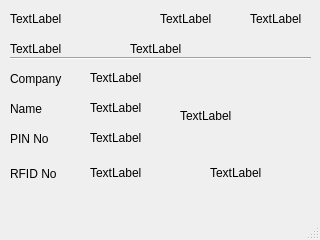
Qt form qt/acu/mainwindow.ui (mike-kang/Project_fb) before a commit.
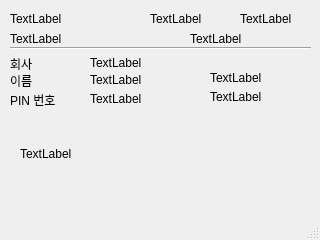
The same form after that commit. Icons and pictures are not drawn.

Diff of the .ui file:
```diff
--- a/qt/acu/mainwindow.ui
+++ b/qt/acu/mainwindow.ui
@@ -32,8 +32,8 @@
     </property>
     <property name="geometry">
      <rect>
-      <x>160</x>
-      <y>10</y>
+      <x>10</x>
+      <y>30</y>
       <width>85</width>
       <height>17</height>
      </rect>
@@ -48,8 +48,8 @@
     </property>
     <property name="geometry">
      <rect>
-      <x>250</x>
-      <y>10</y>
+      <x>190</x>
+      <y>30</y>
       <width>66</width>
       <height>17</height>
      </rect>
@@ -64,9 +64,9 @@
     </property>
     <property name="geometry">
      <rect>
-      <x>10</x>
-      <y>40</y>
-      <width>66</width>
+      <x>150</x>
+      <y>10</y>
+      <width>81</width>
       <height>17</height>
      </rect>
     </property>
@@ -80,8 +80,8 @@
     </property>
     <property name="geometry">
      <rect>
-      <x>130</x>
-      <y>40</y>
+      <x>240</x>
+      <y>10</y>
       <width>80</width>
       <height>17</height>
      </rect>
@@ -97,20 +97,20 @@
     <property name="geometry">
      <rect>
       <x>10</x>
-      <y>70</y>
+      <y>55</y>
       <width>66</width>
       <height>17</height>
      </rect>
     </property>
     <property name="text">
-     <string>Company</string>
+     <string>회사</string>
     </property>
    </widget>
    <widget class="Line" name="line">
     <property name="geometry">
      <rect>
       <x>10</x>
-      <y>50</y>
+      <y>40</y>
       <width>301</width>
       <height>16</height>
      </rect>
@@ -126,13 +126,13 @@
     <property name="geometry">
      <rect>
       <x>10</x>
-      <y>100</y>
+      <y>72</y>
       <width>66</width>
       <height>17</height>
      </rect>
     </property>
     <property name="text">
-     <string>Name</string>
+     <string>이름</string>
     </property>
    </widget>
    <widget class="QLabel" name="staticLabel1_3">
@@ -142,29 +142,13 @@
     <property name="geometry">
      <rect>
       <x>10</x>
-      <y>130</y>
+      <y>91</y>
       <width>66</width>
       <height>17</height>
      </rect>
     </property>
     <property name="text">
-     <string>PIN No</string>
-    </property>
-   </widget>
-   <widget class="QLabel" name="staticLabel1_4">
-    <property name="enabled">
-     <bool>true</bool>
-    </property>
-    <property name="geometry">
-     <rect>
-      <x>10</x>
-      <y>165</y>
-      <width>66</width>
-      <height>17</height>
-     </rect>
-    </property>
-    <property name="text">
-     <string>RFID No</string>
+     <string>PIN 번호</string>
     </property>
    </widget>
    <widget class="QLabel" name="labelCoName">
@@ -174,7 +158,7 @@
     <property name="geometry">
      <rect>
       <x>90</x>
-      <y>70</y>
+      <y>55</y>
       <width>66</width>
       <height>16</height>
      </rect>
@@ -190,7 +174,7 @@
     <property name="geometry">
      <rect>
       <x>90</x>
-      <y>100</y>
+      <y>72</y>
       <width>66</width>
       <height>16</height>
      </rect>
@@ -206,7 +190,7 @@
     <property name="geometry">
      <rect>
       <x>90</x>
-      <y>130</y>
+      <y>91</y>
       <width>101</width>
       <height>16</height>
      </rect>
@@ -221,9 +205,9 @@
     </property>
     <property name="geometry">
      <rect>
-      <x>90</x>
-      <y>165</y>
-      <width>111</width>
+      <x>210</x>
+      <y>70</y>
+      <width>81</width>
       <height>16</height>
      </rect>
     </property>
@@ -238,7 +222,7 @@
     <property name="geometry">
      <rect>
       <x>210</x>
-      <y>165</y>
+      <y>89</y>
       <width>66</width>
       <height>16</height>
      </rect>
@@ -285,14 +269,30 @@
    <widget class="QLabel" name="labelPhoto">
     <property name="geometry">
      <rect>
-      <x>180</x>
-      <y>70</y>
+      <x>20</x>
+      <y>113</y>
+      <width>111</width>
+      <height>81</height>
+     </rect>
+    </property>
+    <property name="text">
+     <string>TextLabel</string>
+    </property>
+   </widget>
+   <widget class="QLabel" name="labelAnimation">
+    <property name="geometry">
+     <rect>
+      <x>170</x>
+      <y>110</y>
       <width>121</width>
-      <height>91</height>
+      <height>81</height>
      </rect>
     </property>
     <property name="text">
-     <string>TextLabel</string>
+     <string/>
+    </property>
+    <property name="pixmap">
+     <pixmap>Images/finger.gif</pixmap>
     </property>
    </widget>
   </widget>
```
Left out of the diff: 12 changed lines with no effect on the pictures.
